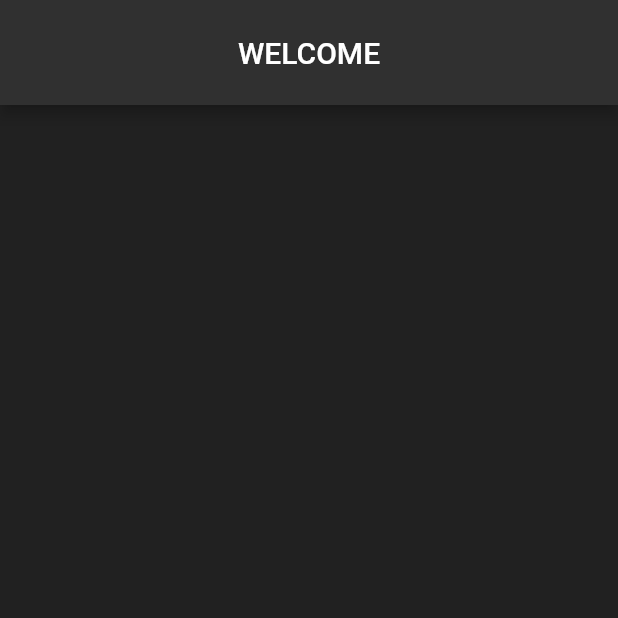
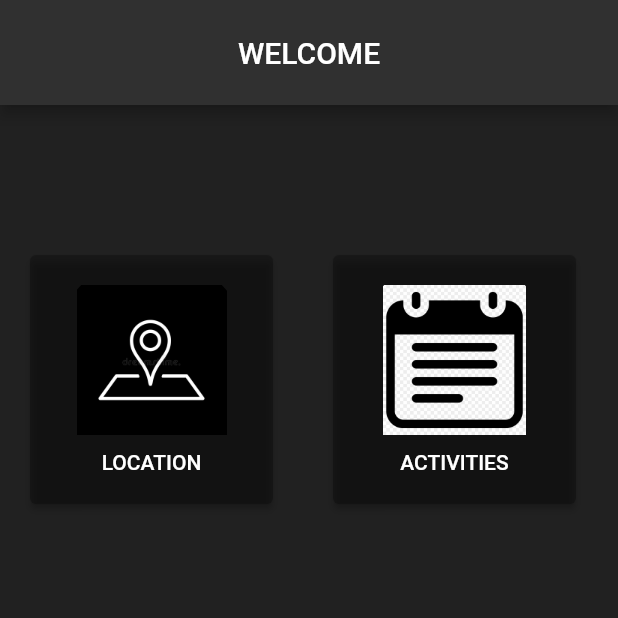
Before and after one commit to Cod3ist/HiSpecs_Application, a Flutter app: the screen it shows after launch, on a phone screen of 412 x 824 dp, the top half of it. Run offline on Flutter 3.47's test engine with Material 2 defaults, Android fonts, the phone set to English and light mode, and no system bars.

Commit message:
added widget for location and activities

```diff
--- a/lib/main.dart
+++ b/lib/main.dart
@@ -16,6 +16,79 @@ class Home extends StatelessWidget {
         toolbarHeight: 70.0,
         backgroundColor: Colors.grey[850],
       ),
+
+      body: SingleChildScrollView(
+        child: Container(
+          child: Column(
+              mainAxisAlignment: MainAxisAlignment.spaceAround,
+              crossAxisAlignment: CrossAxisAlignment.center,
+              children: <Widget>[
+                SizedBox(height: 100.0),
+                Row(
+                    children: <Widget>[
+                      SizedBox(width: 20.0),
+                      buildLocation(), ///Placing the Location Widget
+                      SizedBox(width: 40.0),
+                      buildActivities() ///Placing the Activities Widget
+                    ]
+                ),
+              ]
+          ),
+        ),
+      ),
+
     );
   }
+
+
+  Widget buildLocation() {
+    return Container(
+        child: ElevatedButton(
+          onPressed: () {},
+          style: ElevatedButton.styleFrom(
+            primary: Colors.black26,
+          ),
+          child: ClipRRect(
+            borderRadius: BorderRadius.circular(150.0),
+            child:Container(
+                padding: EdgeInsets.fromLTRB(5.0, 10.0, 5.0, 10.0),
+                margin: EdgeInsets.all(10.0),
+                child: Column(
+                  children: [
+                    Image.asset('images/location.jpg', height: 100,width: 100),
+                    SizedBox(height: 10.0),
+                    Text('LOCATION')
+                  ],
+                )
+            ),
+          ),
+        )
+    );
+  } ///Widget to access the Location Screen
+
+  Widget buildActivities() {
+    return Container(
+        child: ElevatedButton(
+          onPressed: () {},
+          style: ElevatedButton.styleFrom(
+            primary: Colors.black26,
+          ),
+          child: ClipRRect(
+            borderRadius: BorderRadius.circular(150.0),
+            child:Container(
+                padding: EdgeInsets.fromLTRB(5.0, 10.0, 5.0, 10.0),
+                margin: EdgeInsets.all(10.0),
+                child: Column(
+                  children: [
+                    Image.asset('images/activities.jpg', height: 100,width: 100),
+                    SizedBox(height: 10.0),
+                    Text('ACTIVITIES')
+                  ],
+                )
+            ),
+          ),
+        )
+    );
+  }///Widget to access the Activities of the user
+
 }
```
